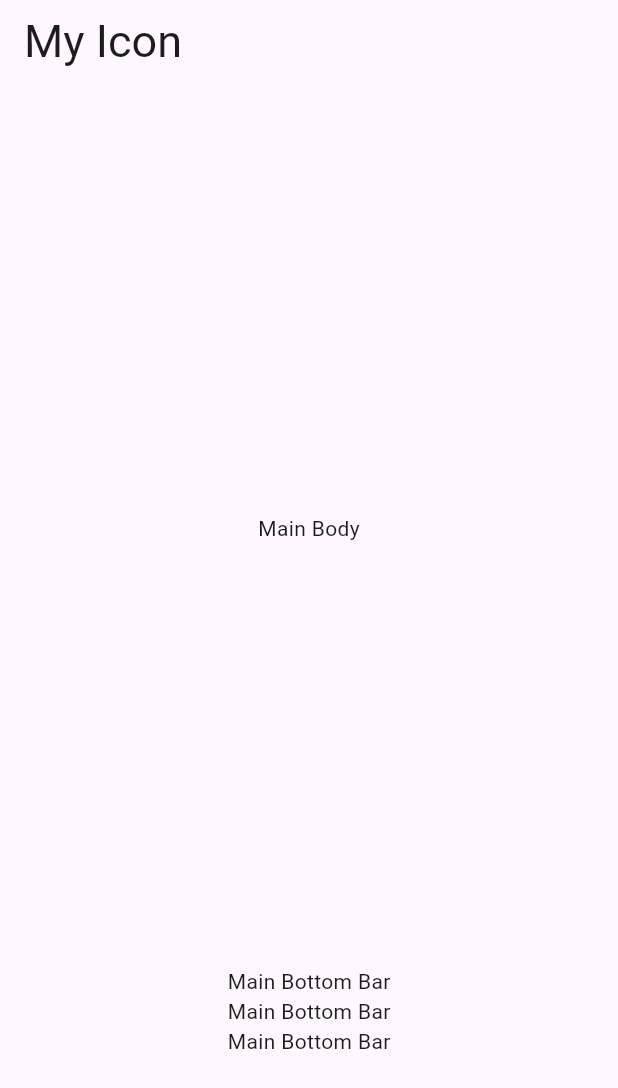
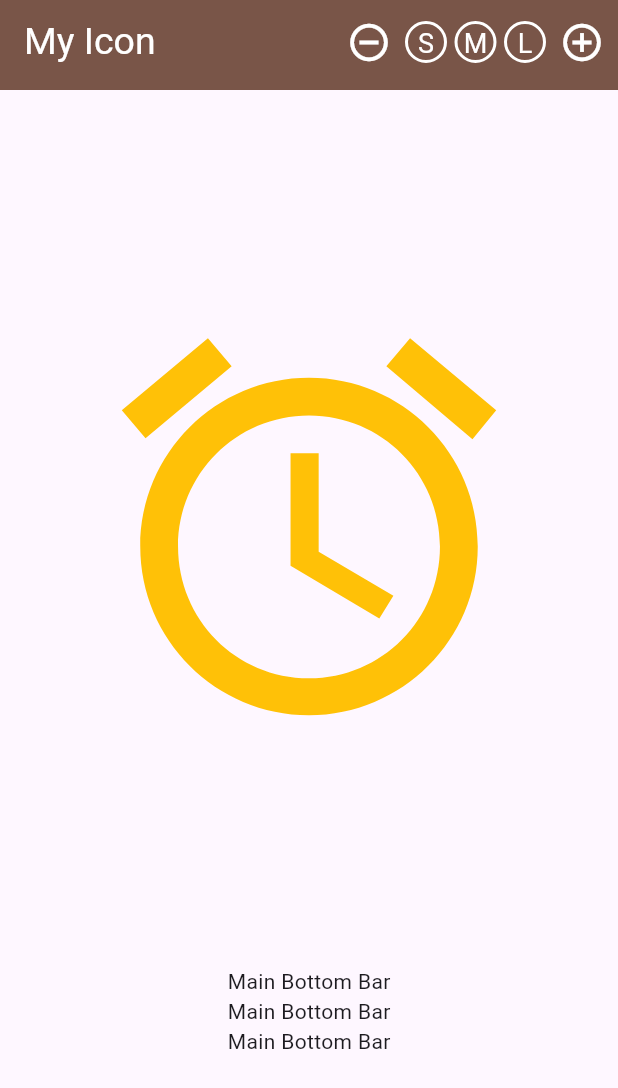
Before and after one commit to shiqing20/map_exercise_2, a Flutter app: the screen it shows after launch, on a phone screen of 412 x 824 dp. Shown: the top 1088 px of the screen. Run offline on Flutter 3.47's test engine with Material 3 defaults, Android fonts, the phone set to English and light mode, and no system bars.

Commit message:
Main_AppBar, Main_body
Driver: Crystal
Navigator: ShiQing

```diff
--- a/lib/main_appbar.dart
+++ b/lib/main_appbar.dart
@@ -1,13 +1,112 @@
 import 'package:flutter/material.dart';
 
 class MainAppBar extends StatelessWidget implements PreferredSizeWidget {
+  final int iconSize;
+  final Function(int) onSizeChange;
+  final bool allowResize;
+
+  MainAppBar({
+    required this.iconSize,
+    required this.onSizeChange,
+    required this.allowResize,
+  });
+
   @override
   Size get preferredSize => Size.fromHeight(60.0);
 
   @override
   Widget build(BuildContext context) {
     return AppBar(
-      title: Text('My Icon', style: TextStyle(fontSize: 30.0)),
+      backgroundColor: Colors.brown,
+      iconTheme: const IconThemeData(color: Colors.white),
+      title: Text(
+        'My Icon',
+        style: TextStyle(fontSize: 25.0, color: Colors.white),
+      ),
+      actions: [
+        if (allowResize) ...[
+          IconButton(
+            icon: const Icon(Icons.remove_circle_outline),
+            iconSize: 30.0,
+            onPressed: () {
+              onSizeChange(iconSize - 50);
+            },
+          ),
+          Container(
+            width: 28.0,
+            height: 28.0,
+            decoration: BoxDecoration(
+              shape: BoxShape.circle,
+              border: Border.all(color: Colors.white, width: 2.0),
+            ),
+            child: IconButton(
+              icon: const Text(
+                'S',
+                style: TextStyle(color: Colors.white, fontSize: 18),
+              ),
+              style: TextButton.styleFrom(
+                padding: EdgeInsets.zero,
+              ),
+              onPressed: () {
+                onSizeChange(100);
+              },
+            ),
+          ),
+          const SizedBox(
+            width: 5,
+          ),
+          Container(
+            width: 28.0,
+            height: 28.0,
+            decoration: BoxDecoration(
+              shape: BoxShape.circle,
+              border: Border.all(color: Colors.white, width: 2.0),
+            ),
+            child: IconButton(
+              icon: const Text(
+                'M',
+                style: TextStyle(color: Colors.white, fontSize: 18),
+              ),
+              style: TextButton.styleFrom(
+                padding: EdgeInsets.zero,
+              ),
+              onPressed: () {
+                onSizeChange(300);
+              },
+            ),
+          ),
+          const SizedBox(
+            width: 5,
+          ),
+          Container(
+            width: 28.0,
+            height: 28.0,
+            decoration: BoxDecoration(
+              shape: BoxShape.circle,
+              border: Border.all(color: Colors.white, width: 2.0),
+            ),
+            child: IconButton(
+              icon: const Text(
+                'L',
+                style: TextStyle(color: Colors.white, fontSize: 18),
+              ),
+              style: TextButton.styleFrom(
+                padding: EdgeInsets.zero,
+              ),
+              onPressed: () {
+                onSizeChange(500);
+              },
+            ),
+          ),
+          IconButton(
+            icon: const Icon(Icons.add_circle_outline),
+            iconSize: 30.0,
+            onPressed: () {
+              onSizeChange(iconSize + 50);
+            },
+          ),
+        ]
+      ],
     );
   }
 }
--- a/lib/main_body.dart
+++ b/lib/main_body.dart
@@ -1,10 +1,19 @@
 import 'package:flutter/material.dart';
 
 class MainBody extends StatelessWidget {
+  final double iconSize;
+  final Color iconColor;
+
+  MainBody({required this.iconSize, required this.iconColor});
+
   @override
   Widget build(BuildContext context) {
     return Center(
-      child: Text('Main Body'),
+      child: Icon(
+        Icons.access_alarm,
+        size: iconSize,
+        color: iconColor,
+      ),
     );
   }
 }
--- a/lib/main_screen.dart
+++ b/lib/main_screen.dart
@@ -10,12 +10,32 @@ class MainScreen extends StatefulWidget {
 }
 
 class _MainScreenState extends State<MainScreen> {
+  int _iconSize = 300;
+  Color _iconColor = Colors.amber;
+  bool _allowResize = true;
+  bool _allowChangePrimerColor = true;
+
   @override
   Widget build(BuildContext context) {
     return SafeArea(
       child: Scaffold(
-        appBar: MainAppBar(),
-        body: MainBody(),
+        appBar: MainAppBar(
+          iconSize: _iconSize,
+          onSizeChange: (newSize) {
+            setState(() {
+              _iconSize = (newSize < 50)
+                  ? 50
+                  : (newSize > 500)
+                      ? 500
+                      : newSize;
+            });
+          },
+          allowResize: _allowResize,
+        ),
+        body: MainBody(
+          iconSize: _iconSize.toDouble(),
+          iconColor: _iconColor,
+        ),
         bottomNavigationBar: MainBottomBar(),
       ),
     );
```
